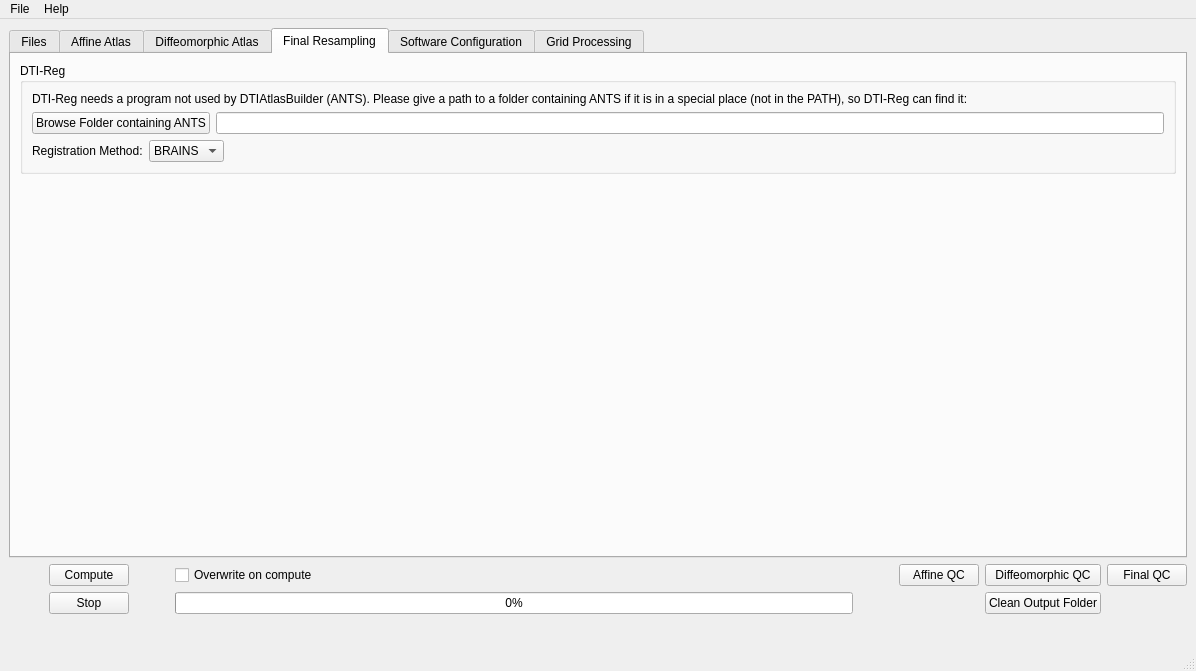
Qt form GUIwindow.ui (NIRALUser/DTIAtlasBuilder) before a commit.
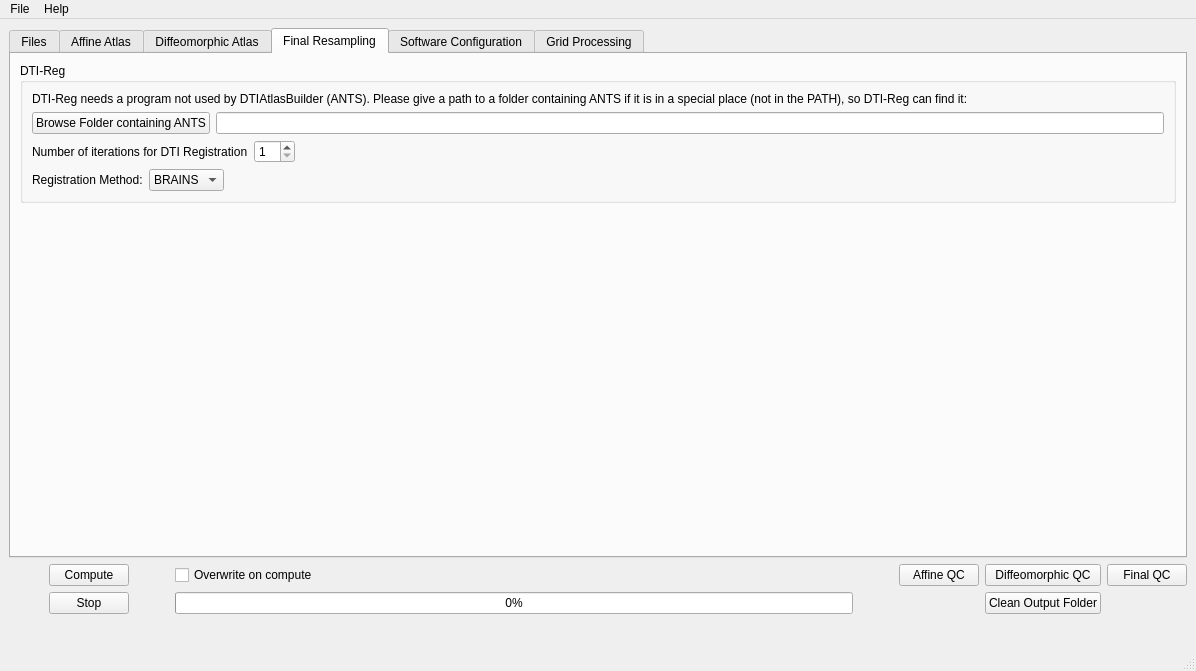
The same form after that commit. The open tabs and pages were chosen to show the change. Icons and pictures are not drawn.

Commit message: ENH: DTIReg iteration option added

```diff
--- a/GUIwindow.ui
+++ b/GUIwindow.ui
@@ -1098,6 +1098,37 @@
              </item>
             </layout>
            </item>
+           <item>
+            <layout class="QHBoxLayout" name="horizontalLayout_18">
+             <item>
+              <widget class="QLabel" name="nbLoopsDTIRegLabel">
+               <property name="text">
+                <string>Number of iterations for DTI Registration</string>
+               </property>
+              </widget>
+             </item>
+             <item>
+              <widget class="QSpinBox" name="NbLoopsDTIRegSpinBox">
+               <property name="minimum">
+                <number>1</number>
+               </property>
+              </widget>
+             </item>
+             <item>
+              <spacer name="horizontalSpacer_21">
+               <property name="orientation">
+                <enum>Qt::Horizontal</enum>
+               </property>
+               <property name="sizeHint" stdset="0">
+                <size>
+                 <width>40</width>
+                 <height>20</height>
+                </size>
+               </property>
+              </spacer>
+             </item>
+            </layout>
+           </item>
            <item>
             <layout class="QHBoxLayout" name="horizontalLayout_14">
              <item>
```
Left out of the diff: 4 changed lines with no effect on the pictures. The commit also changes 5 other files.
